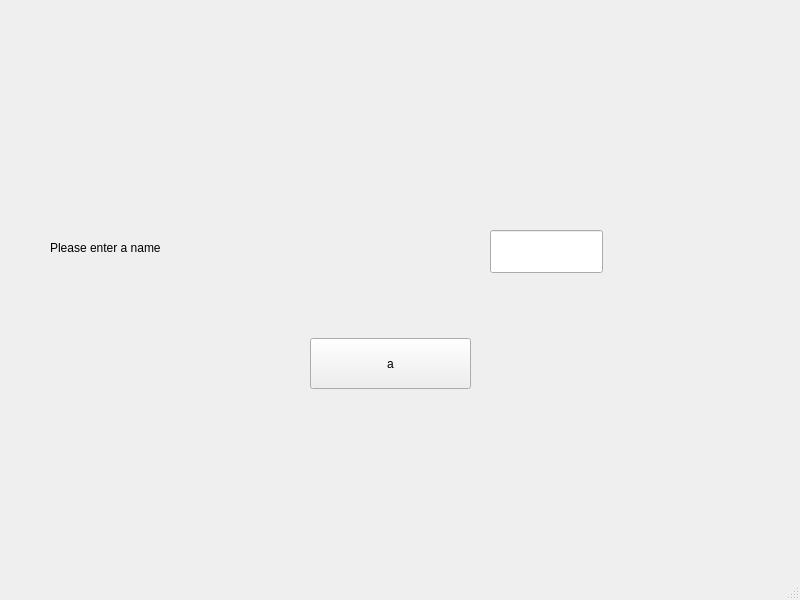
Qt form src/UI/mainwindow.ui (Kracocks/ToolBox) before a commit.
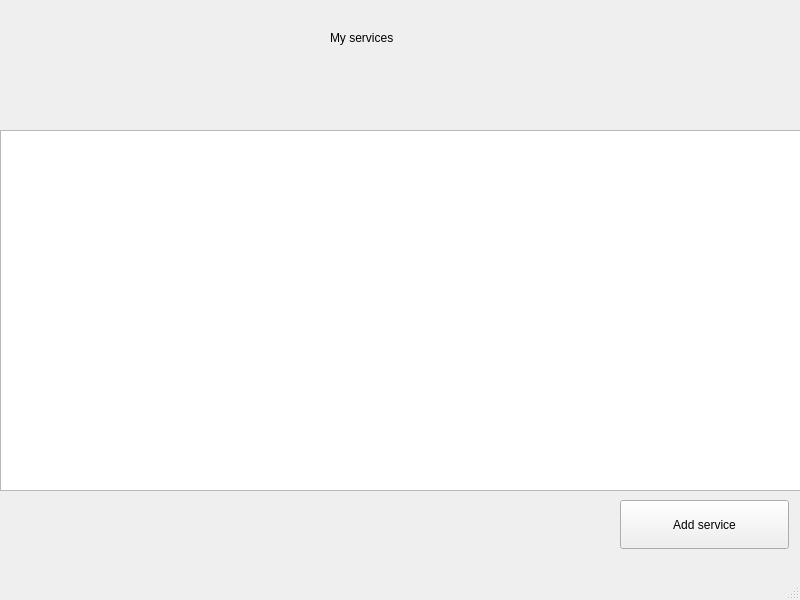
The same form after that commit.

Commit message: insert and show services

Patch:
```diff
--- a/src/UI/mainwindow.ui
+++ b/src/UI/mainwindow.ui
@@ -14,47 +14,24 @@
    <string>ToolBox</string>
   </property>
   <widget class="QWidget" name="centralwidget">
-   <widget class="QPushButton" name="checkNameBtn">
+   <widget class="QLabel" name="title">
     <property name="geometry">
      <rect>
-      <x>310</x>
-      <y>338</y>
-      <width>161</width>
-      <height>51</height>
-     </rect>
-    </property>
-    <property name="text">
-     <string>a</string>
-    </property>
-   </widget>
-   <widget class="QLineEdit" name="nameTf">
-    <property name="geometry">
-     <rect>
-      <x>490</x>
-      <y>230</y>
-      <width>113</width>
-      <height>43</height>
-     </rect>
-    </property>
-   </widget>
-   <widget class="QLabel" name="label">
-    <property name="geometry">
-     <rect>
-      <x>50</x>
-      <y>230</y>
-      <width>261</width>
+      <x>330</x>
+      <y>20</y>
+      <width>151</width>
       <height>35</height>
      </rect>
     </property>
     <property name="text">
-     <string>Please enter a name</string>
+     <string>My services</string>
     </property>
    </widget>
    <widget class="QLabel" name="nameLabel">
     <property name="geometry">
      <rect>
-      <x>260</x>
-      <y>290</y>
+      <x>280</x>
+      <y>70</y>
       <width>261</width>
       <height>35</height>
      </rect>
@@ -63,6 +40,29 @@
      <string/>
     </property>
    </widget>
+   <widget class="QPushButton" name="addServiceBtn">
+    <property name="geometry">
+     <rect>
+      <x>620</x>
+      <y>500</y>
+      <width>169</width>
+      <height>49</height>
+     </rect>
+    </property>
+    <property name="text">
+     <string>Add service</string>
+    </property>
+   </widget>
+   <widget class="QListWidget" name="servicesLV">
+    <property name="geometry">
+     <rect>
+      <x>0</x>
+      <y>130</y>
+      <width>801</width>
+      <height>361</height>
+     </rect>
+    </property>
+   </widget>
   </widget>
   <widget class="QStatusBar" name="statusbar"/>
  </widget>
```
Left out of the diff: 2 changed lines with no effect on the pictures. The commit also changes 8 other files.
